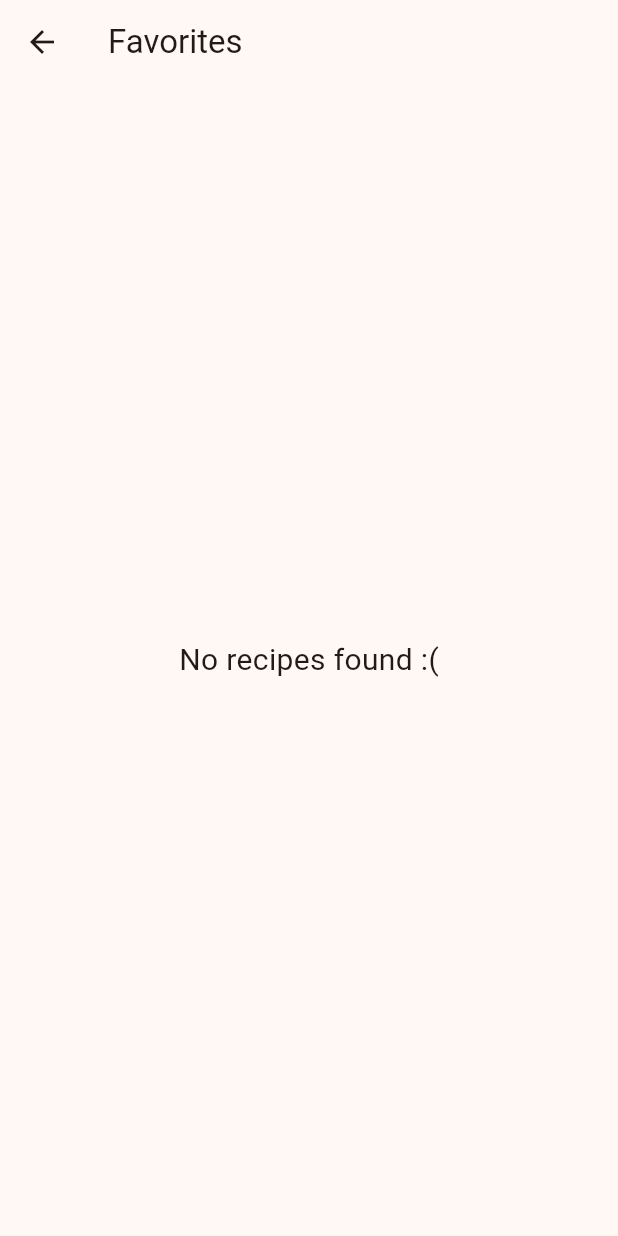
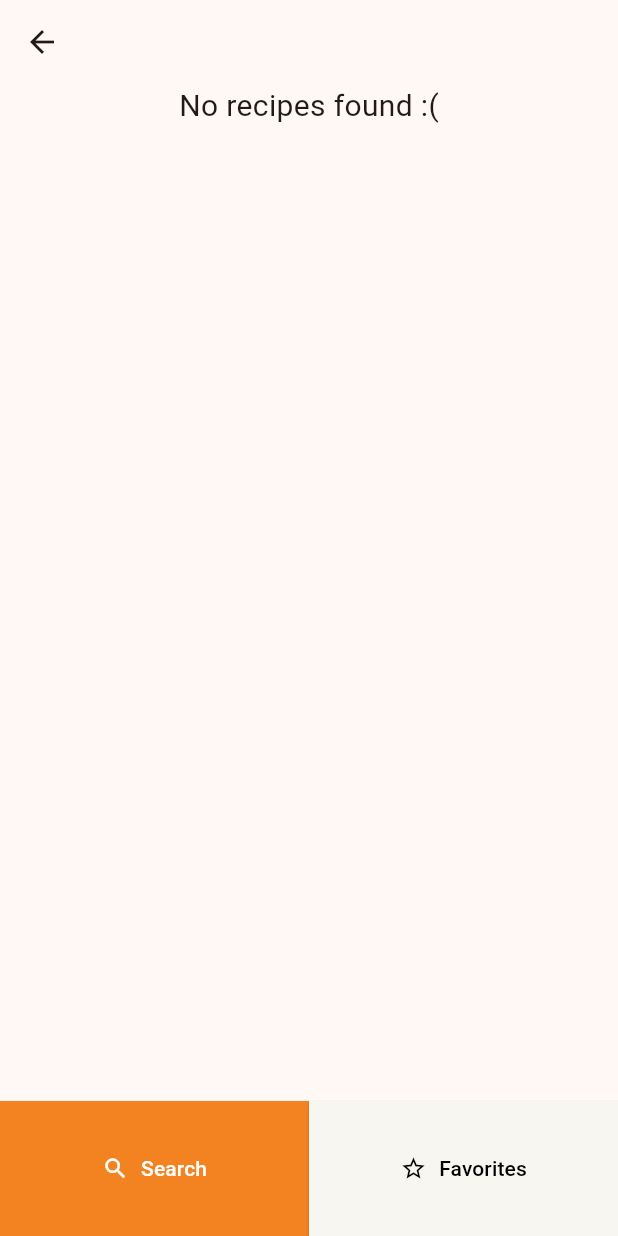
Before and after one commit to theosmuller/snapchef, a Flutter app: the screen it shows after launch, after a tap on "Favorites", on a phone screen of 412 x 824 dp. Run offline on Flutter 3.47's test engine with Material 2 defaults, Android fonts, the phone set to English and light mode, and no system bars; our stand-ins replace file_picker; missing offline and left inert: autocomplete_textfield; network calls fail; project files that could hold a hidden picture were left out.

Commit message:
bottom bar added as separate class

```diff
--- /dev/null
+++ b/lib/bottombar.dart
@@ -0,0 +1,68 @@
+import 'package:flutter/material.dart';
+import 'package:snapchef/recipe.dart';
+
+import 'listpage.dart';
+
+class BottomBar extends StatefulWidget {
+  const BottomBar({super.key});
+
+  @override
+  _BottomBarState createState() => _BottomBarState();
+}
+
+class _BottomBarState extends State<BottomBar> {
+  @override
+  Widget build(BuildContext context) {
+    return Expanded(
+        child: Column(mainAxisAlignment: MainAxisAlignment.end, children: [
+      Row(mainAxisAlignment: MainAxisAlignment.center, children: [
+        Expanded(
+          child: ElevatedButton.icon(
+            onPressed: () {
+              // Add functionality for the search button
+              print('Search button pressed');
+            },
+            icon: const Icon(Icons.search),
+            label: const Text('Search'),
+            style: ElevatedButton.styleFrom(
+              foregroundColor: Colors.white,
+              backgroundColor: const Color.fromARGB(255, 243, 131, 33),
+              padding: const EdgeInsets.symmetric(horizontal: 20, vertical: 35),
+              shape: RoundedRectangleBorder(
+                borderRadius: BorderRadius.circular(0),
+              ),
+            ),
+          ),
+        ),
+        Expanded(
+          child: ElevatedButton.icon(
+            onPressed: () {
+              // Add functionality for the favorites button
+              _navigateToFavoritesPage(context);
+              print('Favorites button pressed');
+            },
+            icon: const Icon(Icons.star_border_outlined),
+            label: const Text('Favorites'),
+            style: ElevatedButton.styleFrom(
+              foregroundColor: const Color.fromARGB(255, 0, 0, 0),
+              backgroundColor: const Color.fromARGB(255, 248, 246, 240),
+              padding: const EdgeInsets.symmetric(horizontal: 20, vertical: 35),
+              shape: RoundedRectangleBorder(
+                borderRadius: BorderRadius.circular(0),
+              ),
+            ),
+          ),
+        )
+      ])
+    ]));
+  }
+
+  void _navigateToFavoritesPage(BuildContext context) {
+    Navigator.push(
+      context,
+      MaterialPageRoute(
+        builder: (context) => ListPage(recipes: RecipeViewModel.favorites),
+      ),
+    );
+  }
+}
--- a/lib/listpage.dart
+++ b/lib/listpage.dart
@@ -1,6 +1,8 @@
 import 'package:flutter/material.dart';
 import 'package:snapchef/recipe.dart';
 import 'package:snapchef/recipedetails.dart';
+
+import 'bottombar.dart';
 
 class ListPage extends StatelessWidget {
   final List<Recipe> recipes;
@@ -10,17 +12,17 @@ class ListPage extends StatelessWidget {
   @override
   Widget build(BuildContext context) {
     return Scaffold(
-      appBar: AppBar(
-        title: const Text('Favorites'),
-      ),
-      body: recipes.isEmpty
+        appBar: AppBar(),
+        body: Column(children: [
+          recipes.isEmpty
               ? const Center(
                   child: Text(
                     'No recipes found :(',
                     style: TextStyle(fontSize: 20),
                   ),
                 )
-          : ListView.builder(
+              : Expanded(
+                  child: ListView.builder(
                     itemCount: recipes.length,
                     itemBuilder: (context, index) {
                       Recipe recipe = recipes[index];
@@ -37,7 +39,9 @@ class ListPage extends StatelessWidget {
                       );
                     },
                   ),
-    );
+                ),
+          const BottomBar(),
+        ]));
   }
 
   Widget _buildRecipeImage(String imageUri) {
--- a/lib/main.dart
+++ b/lib/main.dart
@@ -1,5 +1,6 @@
 import 'package:flutter/material.dart';
 import 'package:snapchef/autocomplete.dart';
+import 'package:snapchef/bottombar.dart';
 import 'package:snapchef/listpage.dart';
 import 'package:snapchef/recipe.dart';
 
@@ -77,61 +78,12 @@ class _MyHomePageState extends State<MyHomePage> {
                 ),
               ),
               // Text in the center
-              AutoCompleteWidget(),
+              const AutoCompleteWidget(),
               const SizedBox(height: 10),
               // Two large rectangular interactable buttons
-              Expanded(
-                child: Column(
-                  mainAxisAlignment: MainAxisAlignment.end,
-                  children: [
-                    Row(
-                      mainAxisAlignment: MainAxisAlignment.center,
-                      children: [
-                        Expanded(
-                          child: ElevatedButton.icon(
-                            onPressed: () {
-                              // Add functionality for the search button
-                              print('Search button pressed');
-                            },
-                            icon: const Icon(Icons.search),
-                            label: const Text('Search'),
-                            style: ElevatedButton.styleFrom(
-                              foregroundColor: Colors.white,
-                              backgroundColor: const Color.fromARGB(255, 243, 131, 33),
-                              padding: const EdgeInsets.symmetric(
-                                  horizontal: 20, vertical: 35),
-                              shape: RoundedRectangleBorder(
-                                borderRadius: BorderRadius.circular(0),
-                              ),
-                            ),
-                          ),
-                        ),
-                        const SizedBox(height: 10),
-                        Expanded(
-                          child: ElevatedButton.icon(
-                            onPressed: () {
-                              // Add functionality for the favorites button
-                              _navigateToFavoritesPage(context);
-                              print('Favorites button pressed');
-                            },
-                            icon: const Icon(Icons.star_border_outlined),
-                            label: const Text('Favorites'),
-                            style: ElevatedButton.styleFrom(
-                              foregroundColor: const Color.fromARGB(255, 0, 0, 0),
-                              backgroundColor: const Color.fromARGB(255, 248, 246, 240),
-                              padding: const EdgeInsets.symmetric(
-                                  horizontal: 20, vertical: 35),
-                              shape: RoundedRectangleBorder(
-                                borderRadius: BorderRadius.circular(0),
-                              ),
-                            ),
-                          ),
-                        ),
-                      ],
-                    ),
-                  ],
-                ),
-              ),
+
+              const BottomBar()
+              ,
             ],
           ),
         ),
@@ -141,13 +93,4 @@ class _MyHomePageState extends State<MyHomePage> {
 
 
   }
-  void _navigateToFavoritesPage(BuildContext context) {
-      Navigator.push(
-        context,
-        MaterialPageRoute(
-          builder: (context) => ListPage(recipes: RecipeViewModel.favorites),
-        ),
-      );
-    }
-
 }
```
Also changed, not shown: assets/recipes.json (+63 -0 lines). Lines whose indentation alone changed are shown as unchanged.
